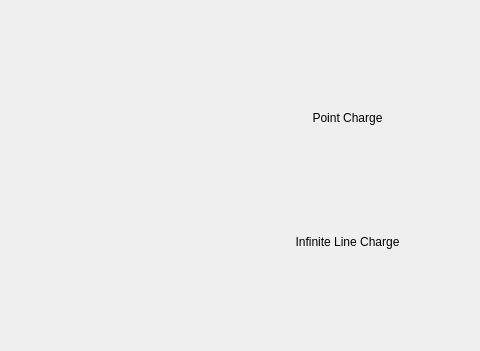
Above: src/view/ui/main_window.ui from PHYS-495-Jasper-Chris/Wavee before the change; both pictures show x 320 to 800 and y 0 to 351 of the 800 by 600 pixel window. Below: the same form after it.
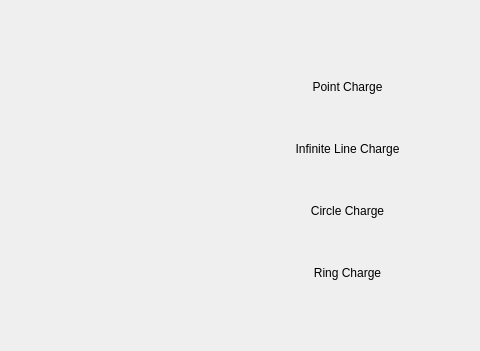
That is the form after the change. Custom widgets are drawn as their Qt base class.

Commit message: make more charge types drag n droppable

```diff
--- a/src/view/ui/main_window.ui
+++ b/src/view/ui/main_window.ui
@@ -76,6 +76,52 @@
          </property>
         </widget>
        </item>
+       <item>
+        <widget class="DraggableLabel" name="circle_charge_drawing">
+         <property name="textInteractionFlags">
+          <set>Qt::NoTextInteraction</set>
+         </property>
+        </widget>
+       </item>
+       <item>
+        <widget class="QLabel" name="circle_charge_label">
+         <property name="text">
+          <string>Circle Charge</string>
+         </property>
+         <property name="textFormat">
+          <enum>Qt::PlainText</enum>
+         </property>
+         <property name="alignment">
+          <set>Qt::AlignHCenter|Qt::AlignTop</set>
+         </property>
+         <property name="textInteractionFlags">
+          <set>Qt::NoTextInteraction</set>
+         </property>
+        </widget>
+       </item>
+       <item>
+        <widget class="DraggableLabel" name="ring_charge_drawing">
+         <property name="textInteractionFlags">
+          <set>Qt::NoTextInteraction</set>
+         </property>
+        </widget>
+       </item>
+       <item>
+        <widget class="QLabel" name="ring_charge_label">
+         <property name="text">
+          <string>Ring Charge</string>
+         </property>
+         <property name="textFormat">
+          <enum>Qt::PlainText</enum>
+         </property>
+         <property name="alignment">
+          <set>Qt::AlignHCenter|Qt::AlignTop</set>
+         </property>
+         <property name="textInteractionFlags">
+          <set>Qt::NoTextInteraction</set>
+         </property>
+        </widget>
+       </item>
       </layout>
      </widget>
     </item>
```
The commit also changes 3 other files.
